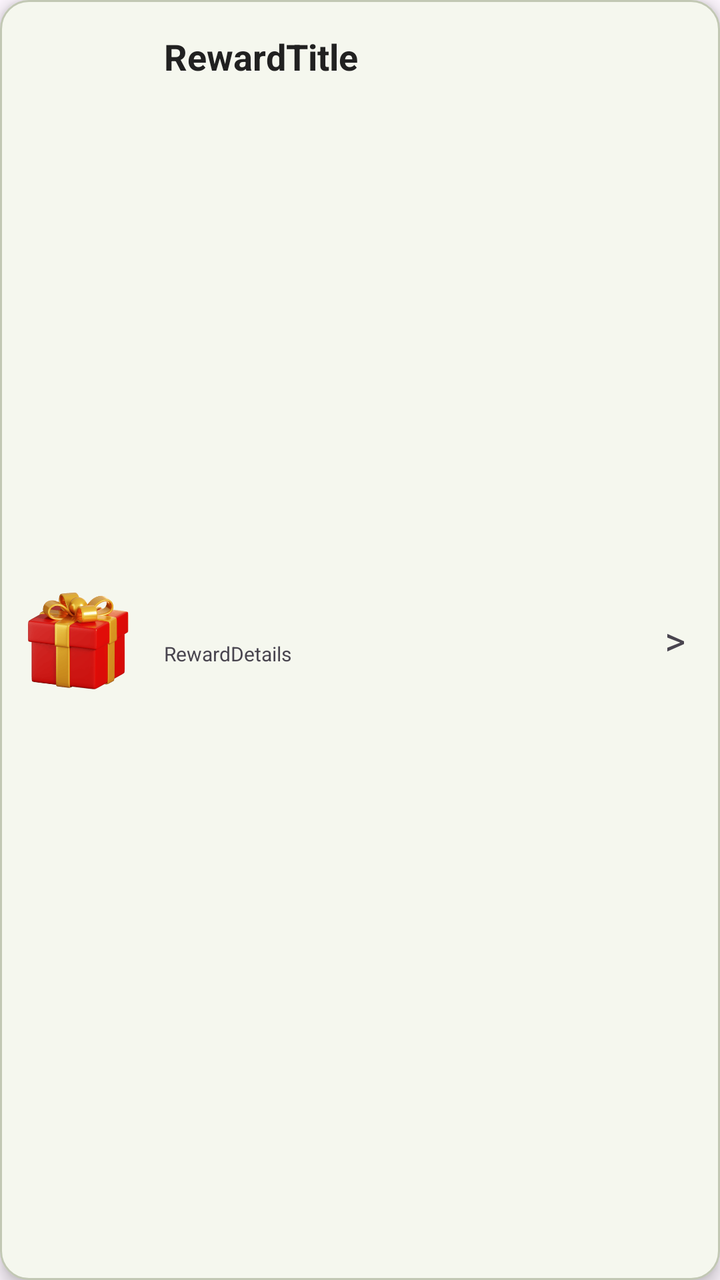
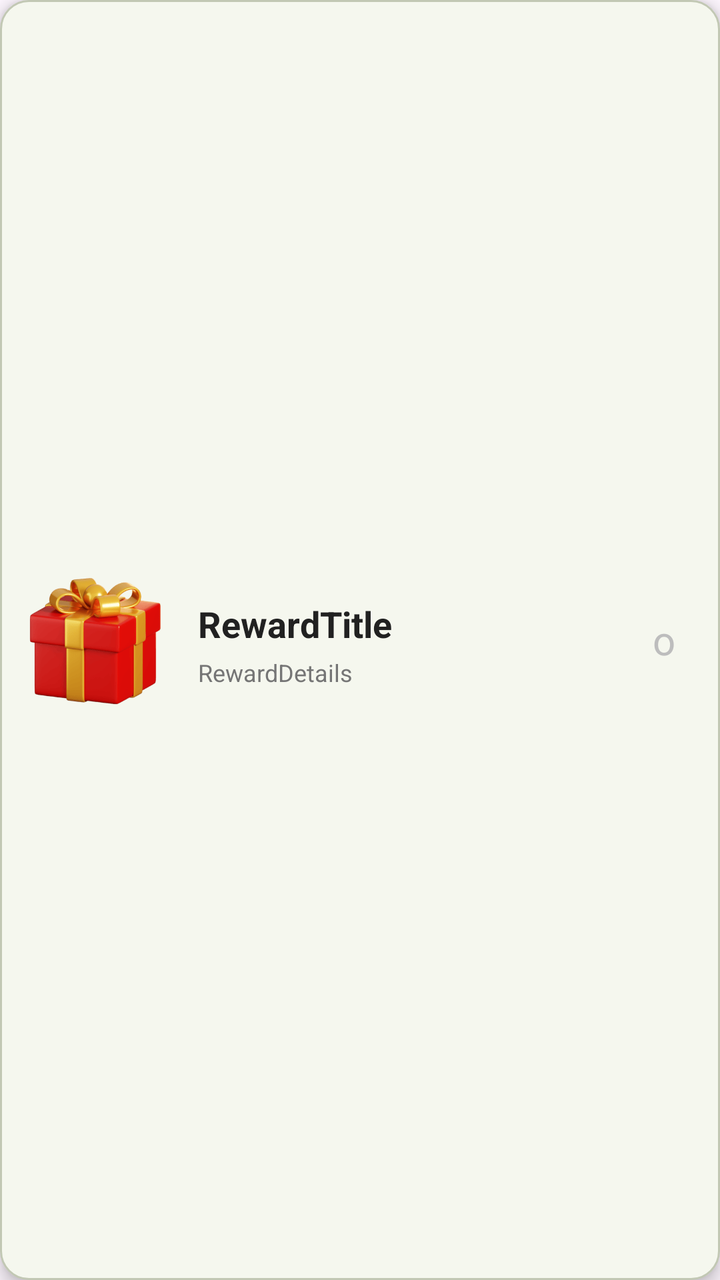

Two renders of the same Android screen: before a commit and after it. Below are the layout's source before the change and the commit's diff.
<!-- AndroidManifest.xml: application theme Theme.Gamstop -->
<!-- res/layout/item_rewardlayout.xml -->
<LinearLayout xmlns:android="http://schemas.android.com/apk/res/android"
    xmlns:app="http://schemas.android.com/apk/res-auto"
    xmlns:tools="http://schemas.android.com/tools"
    android:layout_width="match_parent"
    android:layout_height="100dp"
    android:orientation="horizontal"
    android:layout_margin="5dp"
    android:background="@drawable/rounded_and_border" android:elevation="5dp" android:padding="6dp">


    <ImageView
        android:layout_width="match_parent"
        android:layout_height="match_parent"
        android:layout_weight="0.75"
        android:paddingLeft="5dp"
        android:paddingRight="5dp"
        android:src="@drawable/giftbox"/>
    <LinearLayout
        android:layout_width="match_parent"
        android:layout_height="match_parent"
        android:layout_weight="0.25"

        android:layout_marginRight="10dp"
        android:orientation="vertical">

        <TextView
            android:layout_width="match_parent"
            android:layout_height="match_parent"
            android:layout_weight="0.2"
            android:text="RewardTitle"
            android:padding="10dp"
            android:fontFamily="sans-serif"
            android:textColor="#212121"
            android:textStyle="bold"
            android:textSize="18dp"/>
        <TextView
            android:layout_width="match_parent"
            android:layout_height="match_parent"
            android:layout_weight="0.2"
            android:text="RewardDetails"
            android:paddingLeft="10dp"
            android:textSize="10dp"/>

    </LinearLayout>

    <TextView
        android:layout_width="match_parent"
        android:layout_height="match_parent"
        android:layout_weight="0.85"
        android:text=">"
        android:textSize="20dp"
        android:layout_marginRight="5dp"
        android:gravity="center"
        />

</LinearLayout>
<!-- resources referenced by this layout -->
<resources>
  <!-- drawable giftbox: webp bitmap (drawable, 18688 bytes) -->
  <!-- drawable rounded_and_border (drawable) -->
  <?xml version="1.0" encoding="utf-8"?>
  <shape xmlns:android="http://schemas.android.com/apk/res/android"
      android:shape="rectangle">
  
      <solid android:color="#F5F7EE" />
  
      <stroke
          android:width="1dp"
          android:color="#C2C8B4" />
  
      <corners android:radius="14dp" />
  
  </shape>
  <style name="Theme.Gamstop" parent="Base.Theme.Gamstop" />
  <style name="Base.Theme.Gamstop" parent="Theme.Material3.DayNight.NoActionBar">
          
          
      </style>
</resources>

<!-- the commit's change to res/layout/item_rewardlayout.xml (unified diff, before → after) -->
@@ -1,3 +1,4 @@
+<?xml version="1.0" encoding="utf-8"?>
 <LinearLayout xmlns:android="http://schemas.android.com/apk/res/android"
     xmlns:app="http://schemas.android.com/apk/res-auto"
     xmlns:tools="http://schemas.android.com/tools"
@@ -5,52 +6,58 @@
     android:layout_height="100dp"
     android:orientation="horizontal"
     android:layout_margin="5dp"
-    android:background="@drawable/rounded_and_border" android:elevation="5dp" android:padding="6dp">
-
+    android:background="@drawable/rounded_and_border"
+    android:elevation="5dp"
+    android:padding="6dp">
 
     <ImageView
-        android:layout_width="match_parent"
+        android:id="@+id/rewardImage"
+        android:layout_width="0dp"
         android:layout_height="match_parent"
-        android:layout_weight="0.75"
+        android:layout_weight="0.25"
         android:paddingLeft="5dp"
         android:paddingRight="5dp"
         android:src="@drawable/giftbox"/>
+
     <LinearLayout
-        android:layout_width="match_parent"
+        android:layout_width="0dp"
         android:layout_height="match_parent"
-        android:layout_weight="0.25"
-
+        android:layout_weight="0.65"
         android:layout_marginRight="10dp"
-        android:orientation="vertical">
+        android:orientation="vertical"
+        android:gravity="center_vertical">
 
         <TextView
+            android:id="@+id/rewardTitle"
             android:layout_width="match_parent"
-            android:layout_height="match_parent"
-            android:layout_weight="0.2"
+            android:layout_height="wrap_content"
             android:text="RewardTitle"
-            android:padding="10dp"
+            android:paddingHorizontal="10dp"
+            android:paddingVertical="4dp"
             android:fontFamily="sans-serif"
             android:textColor="#212121"
             android:textStyle="bold"
-            android:textSize="18dp"/>
+            android:textSize="18sp"/>
+
         <TextView
+            android:id="@+id/rewardPointsCost"
             android:layout_width="match_parent"
-            android:layout_height="match_parent"
-            android:layout_weight="0.2"
+            android:layout_height="wrap_content"
             android:text="RewardDetails"
             android:paddingLeft="10dp"
-            android:textSize="10dp"/>
+            android:textColor="#757575"
+            android:textSize="12sp"/>
 
     </LinearLayout>
 
     <TextView
-        android:layout_width="match_parent"
+        android:layout_width="0dp"
         android:layout_height="match_parent"
-        android:layout_weight="0.85"
-        android:text=">"
-        android:textSize="20dp"
+        android:layout_weight="0.10"
+        android:text="o"
+        android:textSize="20sp"
         android:layout_marginRight="5dp"
         android:gravity="center"
-        />
+        android:textColor="#BDBDBD"/>
 
 </LinearLayout>
